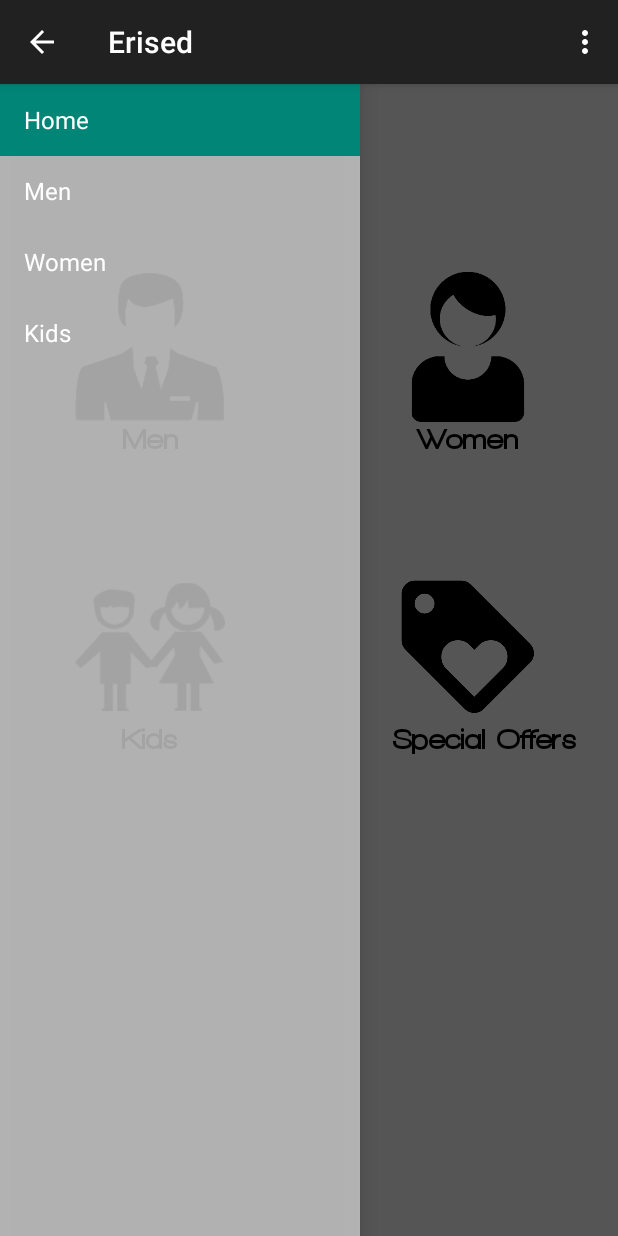
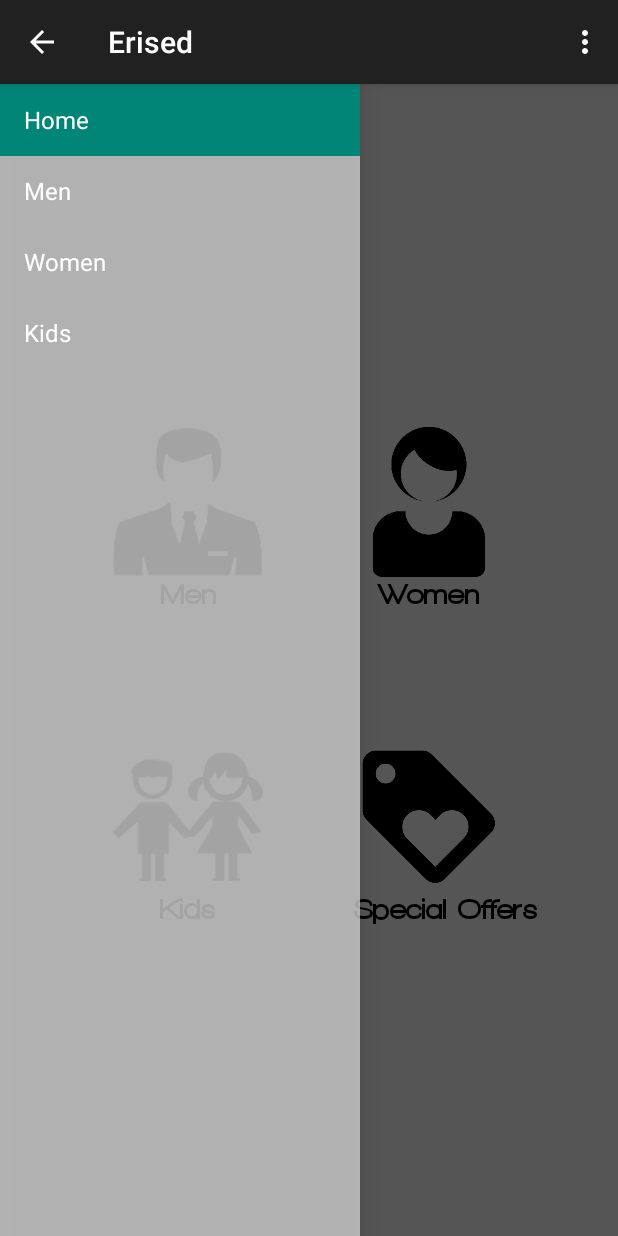
Before and after one commit to 99smglobal/AndroidERISED, an Android app: the MainActivity screen opened directly, with no data from a screen before it, on a phone screen of 412 x 824 dp. Run offline under Robolectric (Android 15) with nearby library versions, the phone set to English and light mode, and no system bars; Roboto replaces fonts that are not available here; 2 statements that could not run were skipped.

Commit message:
activity_main.xml fixed

```diff
--- a/app/src/main/java/in/erised/android/erised/MainActivity.java
+++ b/app/src/main/java/in/erised/android/erised/MainActivity.java
@@ -23,7 +23,7 @@ public class MainActivity extends ActionBarActivity implements NavigationDrawerF
     TextView mTextview;
   */
    ImageButton men, women, kids, offers;
-    TextView menTxt, womenTxt, kidTxt, offersTxt;
+    TextView menTxt, womenTxt, kidTxt, offersTxt, nullTxt;
     /**
      * Fragment managing the behaviors, interactions and presentation of the navigation drawer.
      */
@@ -43,6 +43,9 @@ public class MainActivity extends ActionBarActivity implements NavigationDrawerF
         mTextview= (TextView) findViewById(R.id.demoTxt);
         mTextview.setText("Hey there!! ");
 */
+        nullTxt= (TextView)findViewById(R.id.null_txt);
+        nullTxt.setText("");
+
         menTxt= (TextView)findViewById(R.id.men_txt);
         menTxt.setTypeface(tf);
         menTxt.setText("Men");
--- a/app/src/main/res/layout/activity_main.xml
+++ b/app/src/main/res/layout/activity_main.xml
@@ -22,58 +22,65 @@
             android:layout_width="100dp"
             android:layout_height="100dp"
             android:id="@+id/man_btn"
-            android:layout_marginTop="125dp"
             android:src="@drawable/man"
             android:scaleType="fitCenter"
             android:background="#00000000"
-            android:layout_alignParentTop="true"
-            android:layout_alignParentLeft="true"
-            android:layout_alignParentStart="true"
-            android:layout_marginLeft="50dp" />
+            android:layout_alignParentTop="false"
+            android:layout_alignParentLeft="false"
+            android:layout_alignParentStart="false"
+            android:layout_above="@+id/null_txt"
+            android:layout_marginBottom="50dp"
+            android:layout_toLeftOf="@+id/null_txt"
+            android:layout_marginRight="25dp" />
 
         <ImageButton
             android:layout_width="100dp"
             android:layout_height="100dp"
             android:id="@+id/woman_btn"
             android:layout_alignTop="@+id/man_btn"
-            android:layout_alignParentRight="true"
-            android:layout_alignParentEnd="true"
+            android:layout_alignParentRight="false"
+            android:layout_alignParentEnd="false"
             android:src="@drawable/woman"
             android:scaleType="fitCenter"
             android:background="#00000000"
-            android:layout_marginRight="50dp" />
+            android:layout_toRightOf="@+id/null_txt"
+            android:layout_marginLeft="25dp" />
 
           <ImageButton
               android:layout_width="100dp"
               android:layout_height="100dp"
               android:id="@+id/kid_btn"
-              android:layout_below="@+id/man_btn"
               android:background="#00000000"
               android:src="@drawable/kid"
               android:scaleType="fitCenter"
-              android:layout_marginTop="100dp"
-              android:layout_marginLeft="50dp" />
+              android:layout_alignParentBottom="false"
+              android:layout_below="@+id/null_txt"
+              android:layout_marginTop="50dp"
+              android:layout_toLeftOf="@+id/null_txt"
+              android:layout_marginRight="25dp" />
 
           <ImageButton
               android:layout_width="100dp"
               android:layout_height="100dp"
               android:id="@+id/offers_btn"
               android:layout_alignTop="@+id/kid_btn"
-              android:layout_alignParentRight="true"
-              android:layout_alignParentEnd="true"
+              android:layout_alignParentRight="false"
+              android:layout_alignParentEnd="false"
               android:src="@drawable/offers"
               android:background="#00000000"
-              android:layout_marginRight="50dp" />
+              android:layout_toRightOf="@+id/null_txt"
+              android:layout_marginLeft="25dp" />
 
           <TextView
               android:layout_width="100dp"
               android:layout_height="wrap_content"
               android:text="New Text"
               android:id="@+id/men_txt"
-              android:layout_below="@+id/man_btn"
               android:layout_alignLeft="@+id/man_btn"
               android:layout_alignStart="@+id/man_btn"
-              style="@style/TextFont" />
+              style="@style/TextFont"
+              android:layout_alignTop="@+id/man_btn"
+              android:layout_marginTop="100dp" />
 
           <TextView
               android:layout_width="100dp"
@@ -90,20 +97,28 @@
               android:layout_height="wrap_content"
               android:text="New Text"
               android:id="@+id/kids_txt"
-              android:layout_below="@+id/kid_btn"
               android:layout_alignLeft="@+id/kid_btn"
               android:layout_alignStart="@+id/kid_btn"
-              style="@style/TextFont" />
+              style="@style/TextFont"
+              android:layout_alignTop="@+id/offers_txt" />
 
           <TextView
               android:layout_width="wrap_content"
               android:layout_height="wrap_content"
               android:text="New Text"
               android:id="@+id/offers_txt"
-              android:layout_alignBottom="@+id/kids_txt"
               android:layout_alignLeft="@+id/offers_btn"
               android:layout_alignStart="@+id/offers_btn"
-              style="@style/TextFont" />
+              style="@style/TextFont"
+              android:layout_below="@+id/offers_btn" />
+
+          <TextView
+              android:layout_width="10dp"
+              android:layout_height="10dp"
+              android:text="New Text"
+              android:id="@+id/null_txt"
+              android:layout_centerVertical="true"
+              android:layout_centerHorizontal="true" />
 
       </RelativeLayout>
 
--- a/app/src/main/res/layout/splash.xml
+++ b/app/src/main/res/layout/splash.xml
@@ -1,6 +1,16 @@
 <?xml version="1.0" encoding="utf-8"?>
 <RelativeLayout xmlns:android="http://schemas.android.com/apk/res/android"
     android:layout_width="match_parent" android:layout_height="match_parent"
-    android:background="@drawable/splash">
+    android:clickable="false"
+    android:background="@drawable/startsplash">
 
+    <ImageView
+        android:layout_width="200dp"
+        android:layout_height="200dp"
+        android:id="@+id/imageView"
+        android:layout_centerVertical="true"
+        android:layout_centerHorizontal="true"
+        android:src="@drawable/erised_logo"
+        android:scaleType="fitCenter"
+        android:background="#00000000" />
 </RelativeLayout>
```
Also changed, not shown: app/src/main/res/drawable-xxhdpi/man_in_suit.png (deleted).
